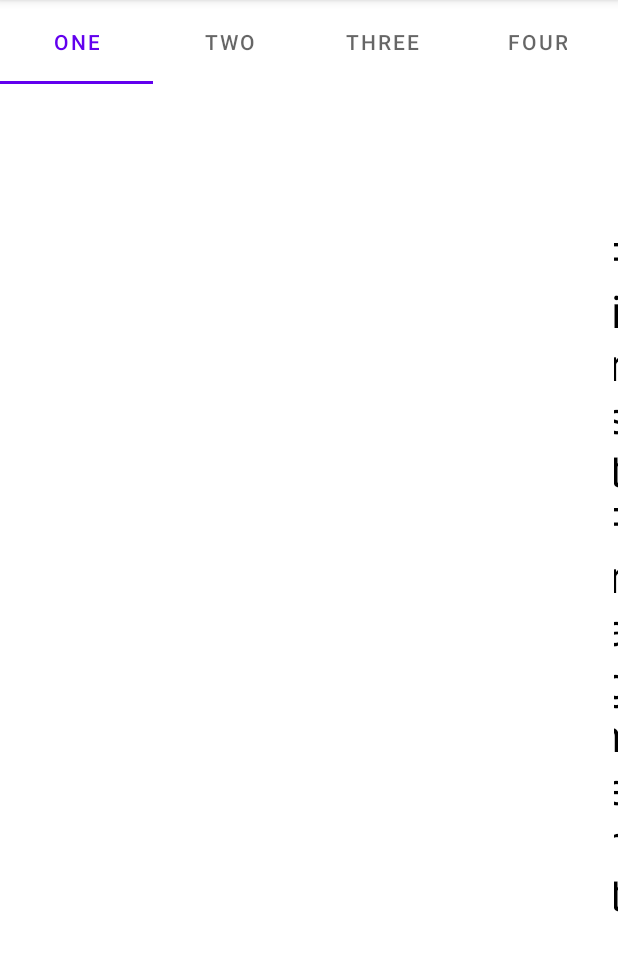
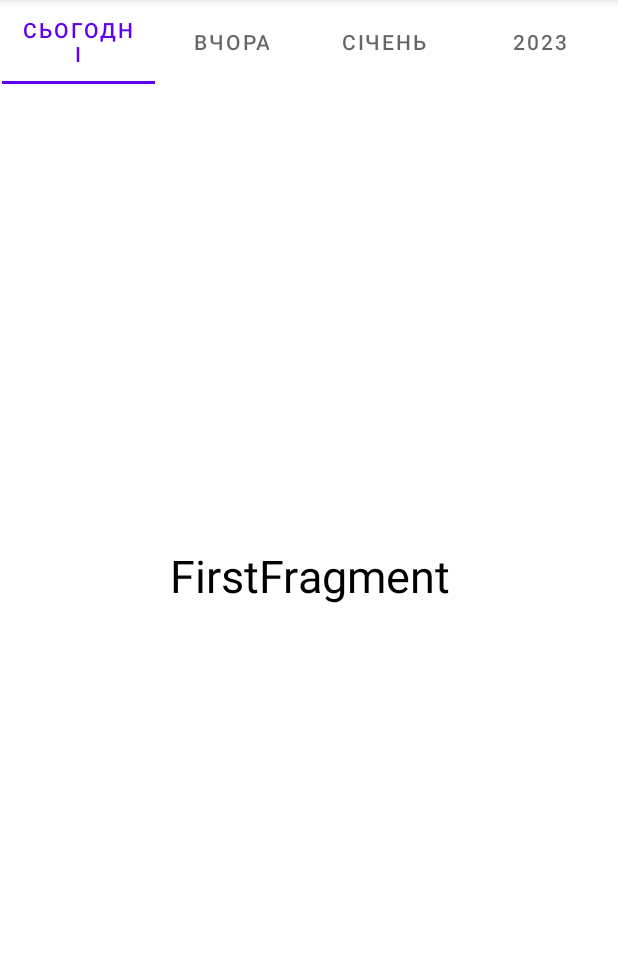
Before and after one commit to IvanKhandriuk/EntsoeEmeterBizApp, an Android app: the screen it shows after launch (MainActivity), on a phone screen of 412 x 824 dp, the part 84-1055 px from its top. Run offline under Robolectric (Android 15) with nearby library versions, the phone set to English and light mode, and no system bars.

Commit message:
vpadapter adjusted

```diff
--- a/app/build.gradle
+++ b/app/build.gradle
@@ -45,6 +45,7 @@ dependencies {
     implementation "androidx.lifecycle:lifecycle-viewmodel-ktx:2.4.1"
     implementation "androidx.lifecycle:lifecycle-livedata-ktx:2.4.1"
 
+
     implementation 'androidx.core:core-ktx:1.7.0'
     implementation 'androidx.appcompat:appcompat:1.4.1'
     implementation 'com.google.android.material:material:1.5.0'
@@ -52,7 +53,7 @@ dependencies {
     implementation 'androidx.legacy:legacy-support-v4:1.0.0'
     implementation 'androidx.navigation:navigation-fragment-ktx:2.4.2'
     implementation 'androidx.navigation:navigation-ui-ktx:2.4.2'
-    testImplementation 'junit:junit:4.+'
+    testImplementation 'junit:junit:4.13.2'
     androidTestImplementation 'androidx.test.ext:junit:1.1.3'
     androidTestImplementation 'androidx.test.espresso:espresso-core:3.4.0'
 }
--- a/app/src/main/java/com/ikhandriuk/entsoeemeterbizapp/FragmentToday.kt
+++ b/app/src/main/java/com/ikhandriuk/entsoeemeterbizapp/FragmentToday.kt
@@ -9,7 +9,6 @@ import android.widget.TextView
 
 
 class FragmentToday : Fragment() {
-
     override fun onCreateView(
         inflater: LayoutInflater, container: ViewGroup?,
         savedInstanceState: Bundle?
@@ -17,5 +16,4 @@ class FragmentToday : Fragment() {
         // Inflate the layout for this fragment
         return inflater.inflate(R.layout.fragment_today, container, false)
     }
-
 }
--- a/app/src/main/java/com/ikhandriuk/entsoeemeterbizapp/MainActivity.kt
+++ b/app/src/main/java/com/ikhandriuk/entsoeemeterbizapp/MainActivity.kt
@@ -24,11 +24,14 @@ class MainActivity : AppCompatActivity() {
         tabLayout.setupWithViewPager(viewPager)
 
         val adapter =VPAdapter(supportFragmentManager)
-        adapter.addFragment(FragmentToday(), title = "One")
-        adapter.addFragment(FragmentYesterday(), title = "Two")
-        adapter.addFragment(FragmentMonth(), title = "Three")
-        adapter.addFragment(FragmentYear(), title = "Four")
+        adapter.addFragment(FragmentToday(), title= "Сьогодні")
+        adapter.addFragment(FragmentYesterday(), title = "Вчора")
+        adapter.addFragment(FragmentMonth(), title = "Січень")
+        adapter.addFragment(FragmentYear(), title = "2023")
         viewPager.adapter=adapter
+
+
+
     }
 
 }
--- a/app/src/main/res/layout/activity_main.xml
+++ b/app/src/main/res/layout/activity_main.xml
@@ -1,5 +1,5 @@
 <?xml version="1.0" encoding="utf-8"?>
-<LinearLayout xmlns:android="http://schemas.android.com/apk/res/android"
+<androidx.constraintlayout.widget.ConstraintLayout xmlns:android="http://schemas.android.com/apk/res/android"
     xmlns:app="http://schemas.android.com/apk/res-auto"
     xmlns:tools="http://schemas.android.com/tools"
     android:layout_width="match_parent"
@@ -48,4 +48,4 @@
         app:layout_constraintStart_toStartOf="parent"
         app:layout_constraintTop_toTopOf="@+id/tabLayout" />
 
-</LinearLayout>
+</androidx.constraintlayout.widget.ConstraintLayout>
--- a/app/src/main/res/layout/fragment_today.xml
+++ b/app/src/main/res/layout/fragment_today.xml
@@ -6,6 +6,8 @@
     tools:context=".FragmentToday">
 
     <!-- TODO: Update blank fragment layout -->
+
+
 
     <TextView
         android:id="@+id/text_today"
@@ -16,4 +18,6 @@
         android:textColor="@color/black"
         android:textSize="30dp"/>
 
+
+
 </FrameLayout>
```
